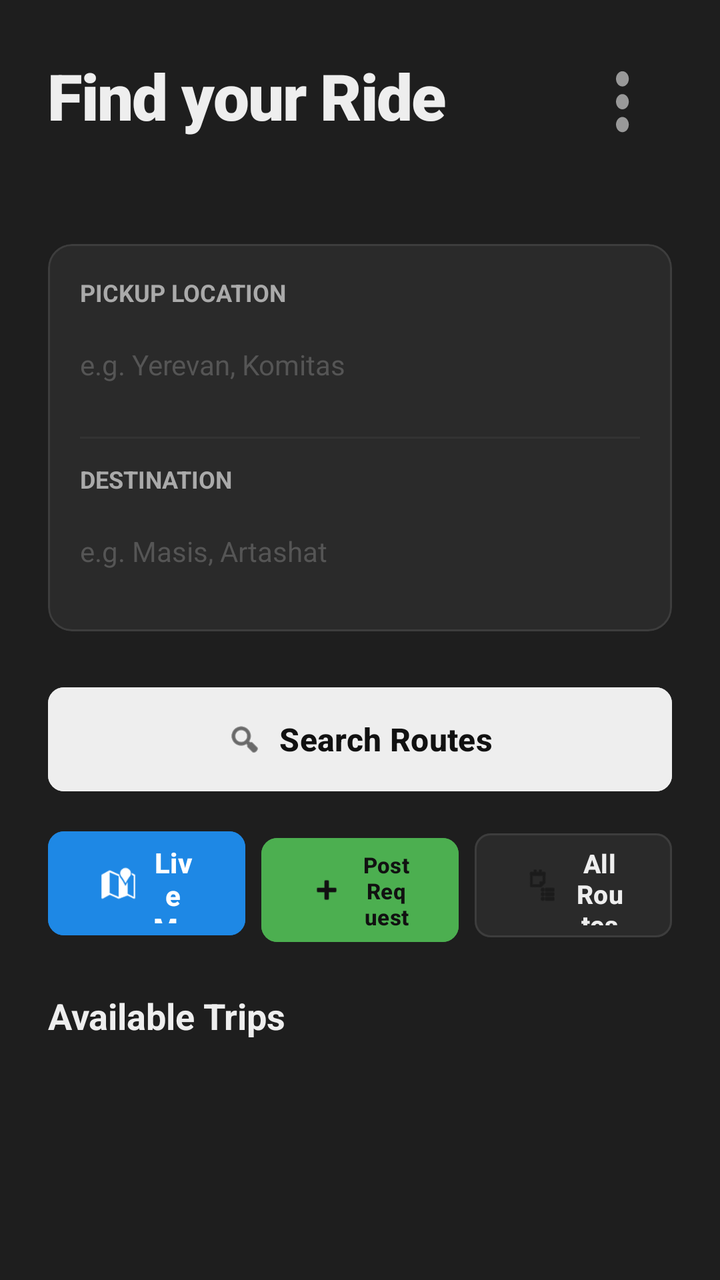
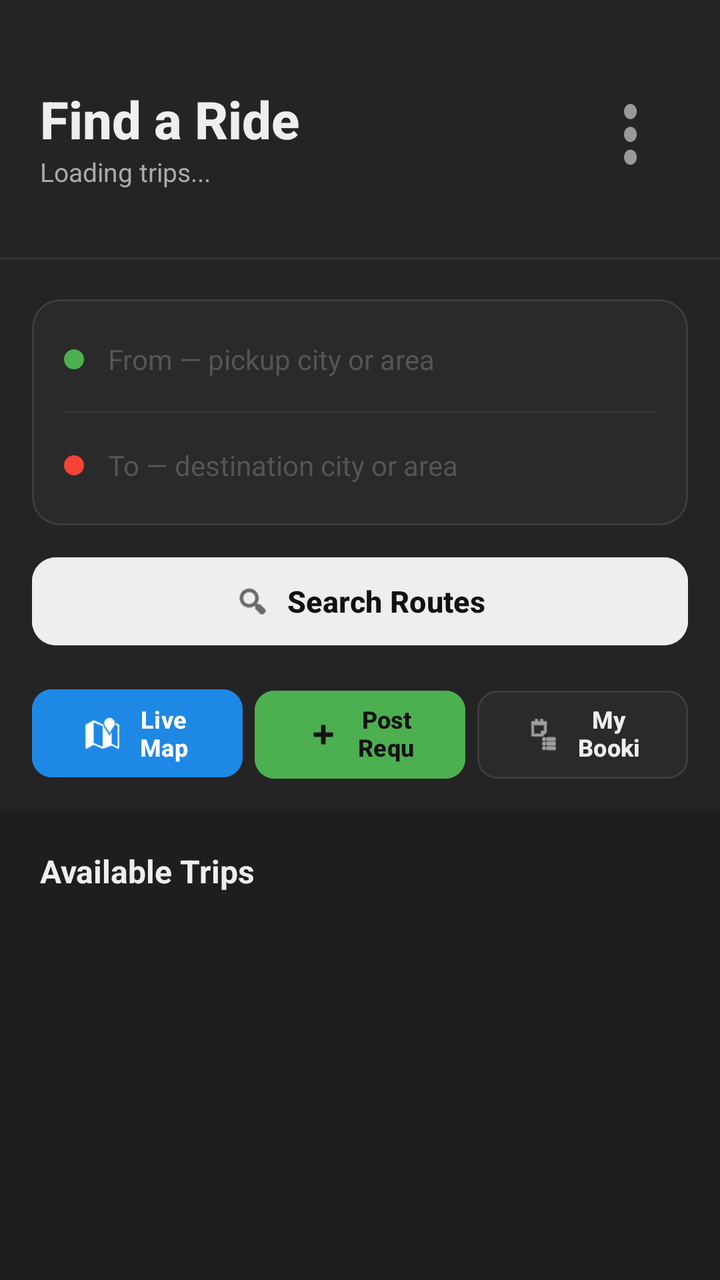

An Android layout rendered at two revisions. The XML below is the earlier revision; the diff shows what the commit changed to produce the second picture.
<!-- AndroidManifest.xml: application theme Theme.MyWay -->
<!-- res/layout/activity_passenger_home.xml -->
<?xml version="1.0" encoding="utf-8"?>
<LinearLayout xmlns:android="http://schemas.android.com/apk/res/android"
    xmlns:app="http://schemas.android.com/apk/res-auto"
    xmlns:tools="http://schemas.android.com/tools"
    android:layout_width="match_parent"
    android:layout_height="match_parent"
    android:orientation="vertical"
    android:padding="24dp"
    android:background="@color/colorBackground">

    <RelativeLayout
        android:layout_width="match_parent"
        android:layout_height="wrap_content"
        android:layout_marginBottom="50dp">

        <TextView
            android:layout_width="wrap_content"
            android:layout_height="wrap_content"
            android:layout_centerVertical="true"
            android:fontFamily="sans-serif-black"
            android:letterSpacing="-0.02"
            android:text="Find your Ride"
            android:textColor="@color/colorPrimaryText"
            android:textSize="32sp"
            android:textStyle="bold"/>

        <ImageButton
            android:id="@+id/btnMore"
            android:layout_width="48dp"
            android:layout_height="48dp"
            android:layout_alignParentEnd="true"
            android:layout_centerVertical="true"
            android:background="?attr/selectableItemBackgroundBorderless"
            android:contentDescription="More options"
            android:src="@drawable/ic_more_vert"/>

    </RelativeLayout>

    <com.google.android.material.card.MaterialCardView
        android:layout_width="match_parent"
        android:layout_height="wrap_content"
        app:cardCornerRadius="12dp"
        app:cardElevation="0dp"
        app:strokeColor="@color/colorCardBorder"
        app:strokeWidth="1dp"
        app:cardBackgroundColor="@color/colorCard"
        android:layout_marginBottom="24dp">

        <LinearLayout
            android:layout_width="match_parent"
            android:layout_height="wrap_content"
            android:orientation="vertical"
            android:padding="16dp">

            <TextView
                android:layout_width="wrap_content"
                android:layout_height="wrap_content"
                android:text="Pickup Location"
                android:textSize="12sp"
                android:textColor="@color/colorSecondaryText"
                android:textAllCaps="true"
                android:textStyle="bold"
                android:layout_marginBottom="4dp"/>

            <EditText
                android:id="@+id/etSearchFrom"
                android:layout_width="match_parent"
                android:layout_height="48dp"
                android:background="@null"
                android:hint="e.g. Yerevan, Komitas"
                android:textColorHint="@color/colorHintStrong"
                android:textColor="@color/colorPrimaryText"
                android:textSize="14sp"
                android:maxLines="1"
                android:inputType="textCapWords"
                android:layout_marginBottom="12dp"/>

            <View
                android:layout_width="match_parent"
                android:layout_height="1dp"
                android:background="@color/colorDivider"
                android:layout_marginBottom="12dp"/>

            <TextView
                android:layout_width="wrap_content"
                android:layout_height="wrap_content"
                android:text="Destination"
                android:textSize="12sp"
                android:textColor="@color/colorSecondaryText"
                android:textAllCaps="true"
                android:textStyle="bold"
                android:layout_marginBottom="4dp"/>

            <EditText
                android:id="@+id/etSearchTo"
                android:layout_width="match_parent"
                android:layout_height="48dp"
                android:background="@null"
                android:hint="e.g. Masis, Artashat"
                android:textColorHint="@color/colorHintStrong"
                android:textColor="@color/colorPrimaryText"
                android:textSize="14sp"
                android:maxLines="1"
                android:inputType="textCapWords"/>

        </LinearLayout>
    </com.google.android.material.card.MaterialCardView>

    <com.google.android.material.button.MaterialButton
        android:id="@+id/btnSearch"
        android:layout_width="match_parent"
        android:layout_height="60dp"
        android:text="Search Routes"
        android:textSize="16sp"
        android:textStyle="bold"
        android:textAllCaps="false"
        app:cornerRadius="8dp"
        app:icon="@android:drawable/ic_menu_search"
        app:iconGravity="textStart"
        app:iconTint="@color/colorButtonText"
        android:backgroundTint="@color/colorButton"
        android:textColor="@color/colorButtonText"
        android:layout_marginBottom="12dp"/>

    <LinearLayout
        android:layout_width="match_parent"
        android:layout_height="wrap_content"
        android:orientation="horizontal"
        android:layout_marginBottom="24dp">

        <com.google.android.material.button.MaterialButton
            android:id="@+id/btnOpenMap"
            android:layout_width="0dp"
            android:layout_height="60dp"
            android:layout_weight="1"
            android:layout_marginEnd="8dp"
            android:text="Live Map"
            android:textSize="14sp"
            android:textStyle="bold"
            android:textAllCaps="false"
            app:cornerRadius="8dp"
            app:icon="@android:drawable/ic_dialog_map"
            app:iconGravity="textStart"
            app:iconTint="#FFFFFF"
            android:backgroundTint="@color/colorMapButton"
            android:textColor="#FFFFFF"/>

        <com.google.android.material.button.MaterialButton
            android:id="@+id/btnPostRequest"
            android:layout_width="0dp"
            android:layout_height="60dp"
            android:layout_weight="1"
            android:layout_marginEnd="8dp"
            android:text="Post Request"
            android:textSize="11sp"
            android:textStyle="bold"
            android:textAllCaps="false"
            app:cornerRadius="8dp"
            app:icon="@android:drawable/ic_input_add"
            app:iconGravity="textStart"
            app:iconTint="#111111"
            android:backgroundTint="#4CAF50"
            android:textColor="#111111"/>

        <com.google.android.material.button.MaterialButton
            android:id="@+id/btnMyRequests"
            android:layout_width="0dp"
            android:layout_height="60dp"
            android:layout_weight="1"
            android:text="All Routes"
            android:textSize="13sp"
            android:textStyle="bold"
            android:textAllCaps="false"
            app:cornerRadius="8dp"
            app:icon="@android:drawable/ic_menu_agenda"
            app:iconGravity="textStart"
            app:iconTint="@color/colorButtonText"
            android:backgroundTint="@color/colorSurface"
            android:textColor="@color/colorPrimaryText"
            app:strokeColor="@color/colorCardBorder"
            app:strokeWidth="1dp"/>

    </LinearLayout>

    <TextView
        android:layout_width="wrap_content"
        android:layout_height="wrap_content"
        android:text="Available Trips"
        android:textSize="18sp"
        android:textStyle="bold"
        android:textColor="@color/colorPrimaryText"
        android:layout_marginBottom="12dp"/>

    <androidx.recyclerview.widget.RecyclerView
        android:id="@+id/recyclerViewTrips"
        android:layout_width="match_parent"
        android:layout_height="0dp"
        android:layout_weight="1"
        android:scrollbars="vertical"
        tools:listitem="@android:layout/simple_list_item_2"/>

</LinearLayout>
<!-- resources referenced by this layout -->
<resources>
  <color name="colorBackground">#1E1E1E</color>
  <color name="colorButton">#EEEEEE</color>
  <color name="colorButtonText">#111111</color>
  <color name="colorCard">#2A2A2A</color>
  <color name="colorCardBorder">#3D3D3D</color>
  <color name="colorDivider">#333333</color>
  <color name="colorHintStrong">#555555</color>
  <color name="colorMapButton">#1E88E5</color>
  <color name="colorPrimaryText">#EEEEEE</color>
  <color name="colorSecondaryText">#AAAAAA</color>
  <color name="colorSurface">#2A2A2A</color>
  <!-- drawable ic_more_vert (drawable) -->
  <vector xmlns:android="http://schemas.android.com/apk/res/android"
      android:width="40dp"
      android:height="40dp"
      android:viewportWidth="25"
      android:viewportHeight="21">
      <path
          android:fillColor="#999999"
          android:pathData="M12,8c1.1,0 2,-0.9 2,-2s-0.9,-2 -2,-2 -2,0.9 -2,2 0.9,2 2,2zM12,10c-1.1,0 -2,0.9 -2,2s0.9,2 2,2 2,-0.9 2,-2 -0.9,-2 -2,-2zM12,16c-1.1,0 -2,0.9 -2,2s0.9,2 2,2 2,-0.9 2,-2 -0.9,-2 -2,-2z"/>
  </vector>
  <style name="Theme.MyWay" parent="Theme.Material3.DayNight.NoActionBar">
      </style>
</resources>

<!-- the commit's change to res/layout/activity_passenger_home.xml (unified diff, before → after) -->
@@ -1,28 +1,45 @@
 <?xml version="1.0" encoding="utf-8"?>
-<LinearLayout xmlns:android="http://schemas.android.com/apk/res/android"
+<LinearLayout
+    xmlns:android="http://schemas.android.com/apk/res/android"
     xmlns:app="http://schemas.android.com/apk/res-auto"
-    xmlns:tools="http://schemas.android.com/tools"
     android:layout_width="match_parent"
     android:layout_height="match_parent"
     android:orientation="vertical"
-    android:padding="24dp"
     android:background="@color/colorBackground">
 
     <RelativeLayout
         android:layout_width="match_parent"
         android:layout_height="wrap_content"
-        android:layout_marginBottom="50dp">
-
-        <TextView
+        android:background="@color/colorTopBar"
+        android:paddingHorizontal="20dp"
+        android:paddingTop="48dp"
+        android:paddingBottom="20dp">
+
+        <LinearLayout
             android:layout_width="wrap_content"
             android:layout_height="wrap_content"
-            android:layout_centerVertical="true"
-            android:fontFamily="sans-serif-black"
-            android:letterSpacing="-0.02"
-            android:text="Find your Ride"
-            android:textColor="@color/colorPrimaryText"
-            android:textSize="32sp"
-            android:textStyle="bold"/>
+            android:orientation="vertical"
+            android:layout_centerVertical="true">
+
+            <TextView
+                android:layout_width="wrap_content"
+                android:layout_height="wrap_content"
+                android:text="Find a Ride"
+                android:textSize="26sp"
+                android:textStyle="bold"
+                android:textColor="@color/colorPrimaryText"
+                android:fontFamily="sans-serif-medium"
+                android:layout_marginTop="8dp"/>
+
+            <TextView
+                android:layout_width="wrap_content"
+                android:layout_height="wrap_content"
+                android:id="@+id/tvTripCount"
+                android:text="Loading trips..."
+                android:textSize="13sp"
+                android:textColor="@color/colorSecondaryText"/>
+
+        </LinearLayout>
 
         <ImageButton
             android:id="@+id/btnMore"
@@ -36,167 +53,229 @@
 
     </RelativeLayout>
 
-    <com.google.android.material.card.MaterialCardView
+    <View
         android:layout_width="match_parent"
-        android:layout_height="wrap_content"
-        app:cardCornerRadius="12dp"
-        app:cardElevation="0dp"
-        app:strokeColor="@color/colorCardBorder"
-        app:strokeWidth="1dp"
-        app:cardBackgroundColor="@color/colorCard"
-        android:layout_marginBottom="24dp">
+        android:layout_height="1dp"
+        android:background="@color/colorTopBarDivider"/>
+
+    <androidx.core.widget.NestedScrollView
+        android:layout_width="match_parent"
+        android:layout_height="match_parent">
 
         <LinearLayout
             android:layout_width="match_parent"
             android:layout_height="wrap_content"
-            android:orientation="vertical"
-            android:padding="16dp">
-
-            <TextView
+            android:orientation="vertical">
+
+            <LinearLayout
+                android:layout_width="match_parent"
+                android:layout_height="wrap_content"
+                android:orientation="vertical"
+                android:paddingHorizontal="16dp"
+                android:paddingTop="20dp"
+                android:paddingBottom="12dp"
+                android:background="@color/colorTopBar">
+
+                <com.google.android.material.card.MaterialCardView
+                    android:layout_width="match_parent"
+                    android:layout_height="wrap_content"
+                    android:layout_marginBottom="12dp"
+                    app:cardCornerRadius="14dp"
+                    app:cardElevation="0dp"
+                    app:strokeColor="@color/colorCardBorder"
+                    app:strokeWidth="1dp"
+                    app:cardBackgroundColor="@color/colorCard">
+
+                    <LinearLayout
+                        android:layout_width="match_parent"
+                        android:layout_height="wrap_content"
+                        android:orientation="vertical"
+                        android:padding="4dp">
+
+                        <LinearLayout
+                            android:layout_width="match_parent"
+                            android:layout_height="52dp"
+                            android:orientation="horizontal"
+                            android:gravity="center_vertical"
+                            android:paddingHorizontal="12dp">
+
+                            <View
+                                android:layout_width="10dp"
+                                android:layout_height="10dp"
+                                android:background="@drawable/circle_green"
+                                android:layout_marginEnd="12dp"/>
+
+                            <EditText
+                                android:id="@+id/etSearchFrom"
+                                android:layout_width="0dp"
+                                android:layout_height="match_parent"
+                                android:layout_weight="1"
+                                android:background="@null"
+                                android:hint="From — pickup city or area"
+                                android:textColorHint="@color/colorHintStrong"
+                                android:textColor="@color/colorPrimaryText"
+                                android:textSize="14sp"
+                                android:maxLines="1"
+                                android:inputType="textCapWords"/>
+
+                        </LinearLayout>
+
+                        <View
+                            android:layout_width="match_parent"
+                            android:layout_height="1dp"
+                            android:background="@color/colorDivider"
+                            android:layout_marginHorizontal="12dp"/>
+
+                        <LinearLayout
+                            android:layout_width="match_parent"
+                            android:layout_height="52dp"
+                            android:orientation="horizontal"
+                            android:gravity="center_vertical"
+                            android:paddingHorizontal="12dp">
+
+                            <View
+                                android:layout_width="10dp"
+                                android:layout_height="10dp"
+                                android:background="@drawable/circle_red"
+                                android:layout_marginEnd="12dp"/>
+
+                            <EditText
+                                android:id="@+id/etSearchTo"
+                                android:layout_width="0dp"
+                                android:layout_height="match_parent"
+                                android:layout_weight="1"
+                                android:background="@null"
+                                android:hint="To — destination city or area"
+                                android:textColorHint="@color/colorHintStrong"
+                                android:textColor="@color/colorPrimaryText"
+                                android:textSize="14sp"
+                                android:maxLines="1"
+                                android:inputType="textCapWords"/>
+
+                        </LinearLayout>
+
+                    </LinearLayout>
+
+                </com.google.android.material.card.MaterialCardView>
+
+                <com.google.android.material.button.MaterialButton
+                    android:id="@+id/btnSearch"
+                    android:layout_width="match_parent"
+                    android:layout_height="52dp"
+                    android:text="Search Routes"
+                    android:textSize="15sp"
+                    android:textStyle="bold"
+                    android:textAllCaps="false"
+                    app:cornerRadius="12dp"
+                    app:icon="@android:drawable/ic_menu_search"
+                    app:iconGravity="textStart"
+                    app:iconTint="@color/colorButtonText"
+                    android:backgroundTint="@color/colorButton"
+                    android:textColor="@color/colorButtonText"
+                    android:layout_marginBottom="14dp"/>
+
+                <LinearLayout
+                    android:layout_width="match_parent"
+                    android:layout_height="wrap_content"
+                    android:orientation="horizontal">
+
+                    <com.google.android.material.button.MaterialButton
+                        android:id="@+id/btnOpenMap"
+                        android:layout_width="0dp"
+                        android:layout_height="52dp"
+                        android:layout_weight="1"
+                        android:layout_marginEnd="6dp"
+                        android:text="Live Map"
+                        android:textSize="12sp"
+                        android:textStyle="bold"
+                        android:textAllCaps="false"
+                        app:cornerRadius="10dp"
+                        app:icon="@android:drawable/ic_dialog_map"
+                        app:iconGravity="textStart"
+                        app:iconTint="#FFFFFF"
+                        android:backgroundTint="@color/colorMapButton"
+                        android:textColor="#FFFFFF"/>
+
+                    <com.google.android.material.button.MaterialButton
+                        android:id="@+id/btnPostRequest"
+                        android:layout_width="0dp"
+                        android:layout_height="52dp"
+                        android:layout_weight="1"
+                        android:layout_marginEnd="6dp"
+                        android:text="Post Request"
+                        android:textSize="12sp"
+                        android:textStyle="bold"
+                        android:textAllCaps="false"
+                        app:cornerRadius="10dp"
+                        app:icon="@android:drawable/ic_input_add"
+                        app:iconGravity="textStart"
+                        app:iconTint="#111111"
+                        android:backgroundTint="#4CAF50"
+                        android:textColor="#111111"/>
+
+                    <com.google.android.material.button.MaterialButton
+                        android:id="@+id/btnMyBookings"
+                        android:layout_width="0dp"
+                        android:layout_height="52dp"
+                        android:layout_weight="1"
+                        android:text="My Bookings"
+                        android:textSize="12sp"
+                        android:textStyle="bold"
+                        android:textAllCaps="false"
+                        app:cornerRadius="10dp"
+                        app:icon="@android:drawable/ic_menu_agenda"
+                        app:iconGravity="textStart"
+                        app:iconTint="@color/colorPrimaryText"
+                        android:backgroundTint="@color/colorSurface"
+                        android:textColor="@color/colorPrimaryText"
+                        app:strokeColor="@color/colorCardBorder"
+                        app:strokeWidth="1dp"/>
+
+                </LinearLayout>
+
+            </LinearLayout>
+
+            <TextView
+                android:id="@+id/tvSectionTitle"
                 android:layout_width="wrap_content"
                 android:layout_height="wrap_content"
-                android:text="Pickup Location"
-                android:textSize="12sp"
+                android:text="Available Trips"
+                android:textSize="16sp"
+                android:textStyle="bold"
+                android:textColor="@color/colorPrimaryText"
+                android:paddingHorizontal="20dp"
+                android:paddingTop="20dp"
+                android:paddingBottom="4dp"/>
+
+            <TextView
+                android:id="@+id/tvEmptyTrips"
+                android:layout_width="match_parent"
+                android:layout_height="wrap_content"
+                android:text="No trips found for this route."
                 android:textColor="@color/colorSecondaryText"
-                android:textAllCaps="true"
-                android:textStyle="bold"
-                android:layout_marginBottom="4dp"/>
-
-            <EditText
-                android:id="@+id/etSearchFrom"
+                android:textSize="14sp"
+                android:gravity="center"
+                android:padding="48dp"
+                android:visibility="gone"/>
+
+            <ProgressBar
+                android:id="@+id/progressTrips"
+                android:layout_width="48dp"
+                android:layout_height="48dp"
+                android:layout_gravity="center_horizontal"
+                android:layout_marginTop="48dp"
+                android:indeterminateTint="@color/colorButton"
+                android:visibility="gone"/>
+
+            <androidx.recyclerview.widget.RecyclerView
+                android:id="@+id/recyclerViewTrips"
                 android:layout_width="match_parent"
-                android:layout_height="48dp"
-                android:background="@null"
-                android:hint="e.g. Yerevan, Komitas"
-                android:textColorHint="@color/colorHintStrong"
-                android:textColor="@color/colorPrimaryText"
-                android:textSize="14sp"
-                android:maxLines="1"
-                android:inputType="textCapWords"
-                android:layout_marginBottom="12dp"/>
-
-            <View
-                android:layout_width="match_parent"
-                android:layout_height="1dp"
-                android:background="@color/colorDivider"
-                android:layout_marginBottom="12dp"/>
-
-            <TextView
-                android:layout_width="wrap_content"
-                android:layout_height="wrap_content"
-                android:text="Destination"
-                android:textSize="12sp"
-                android:textColor="@color/colorSecondaryText"
-                android:textAllCaps="true"
-                android:textStyle="bold"
-                android:layout_marginBottom="4dp"/>
-
-            <EditText
-                android:id="@+id/etSearchTo"
-                android:layout_width="match_parent"
-                android:layout_height="48dp"
-                android:background="@null"
-                android:hint="e.g. Masis, Artashat"
-                android:textColorHint="@color/colorHintStrong"
-                android:textColor="@color/colorPrimaryText"
-                android:textSize="14sp"
-                android:maxLines="1"
-                android:inputType="textCapWords"/>
+                android:layout_height="wrap_content"
+                android:paddingBottom="24dp"
+                android:nestedScrollingEnabled="false"/>
 
         </LinearLayout>
-    </com.google.android.material.card.MaterialCardView>
-
-    <com.google.android.material.button.MaterialButton
-        android:id="@+id/btnSearch"
-        android:layout_width="match_parent"
-        android:layout_height="60dp"
-        android:text="Search Routes"
-        android:textSize="16sp"
-        android:textStyle="bold"
-        android:textAllCaps="false"
-        app:cornerRadius="8dp"
-        app:icon="@android:drawable/ic_menu_search"
-        app:iconGravity="textStart"
-        app:iconTint="@color/colorButtonText"
-        android:backgroundTint="@color/colorButton"
-        android:textColor="@color/colorButtonText"
-        android:layout_marginBottom="12dp"/>
-
-    <LinearLayout
-        android:layout_width="match_parent"
-        android:layout_height="wrap_content"
-        android:orientation="horizontal"
-        android:layout_marginBottom="24dp">
-
-        <com.google.android.material.button.MaterialButton
-            android:id="@+id/btnOpenMap"
-            android:layout_width="0dp"
-            android:layout_height="60dp"
-            android:layout_weight="1"
-            android:layout_marginEnd="8dp"
-            android:text="Live Map"
-            android:textSize="14sp"
-            android:textStyle="bold"
-            android:textAllCaps="false"
-            app:cornerRadius="8dp"
-            app:icon="@android:drawable/ic_dialog_map"
-            app:iconGravity="textStart"
-            app:iconTint="#FFFFFF"
-            android:backgroundTint="@color/colorMapButton"
-            android:textColor="#FFFFFF"/>
-
-        <com.google.android.material.button.MaterialButton
-            android:id="@+id/btnPostRequest"
-            android:layout_width="0dp"
-            android:layout_height="60dp"
-            android:layout_weight="1"
-            android:layout_marginEnd="8dp"
-            android:text="Post Request"
-            android:textSize="11sp"
-            android:textStyle="bold"
-            android:textAllCaps="false"
-            app:cornerRadius="8dp"
-            app:icon="@android:drawable/ic_input_add"
-            app:iconGravity="textStart"
-            app:iconTint="#111111"
-            android:backgroundTint="#4CAF50"
-            android:textColor="#111111"/>
-
-        <com.google.android.material.button.MaterialButton
-            android:id="@+id/btnMyRequests"
-            android:layout_width="0dp"
-            android:layout_height="60dp"
-            android:layout_weight="1"
-            android:text="All Routes"
-            android:textSize="13sp"
-            android:textStyle="bold"
-            android:textAllCaps="false"
-            app:cornerRadius="8dp"
-            app:icon="@android:drawable/ic_menu_agenda"
-            app:iconGravity="textStart"
-            app:iconTint="@color/colorButtonText"
-            android:backgroundTint="@color/colorSurface"
-            android:textColor="@color/colorPrimaryText"
-            app:strokeColor="@color/colorCardBorder"
-            app:strokeWidth="1dp"/>
-
-    </LinearLayout>
-
-    <TextView
-        android:layout_width="wrap_content"
-        android:layout_height="wrap_content"
-        android:text="Available Trips"
-        android:textSize="18sp"
-        android:textStyle="bold"
-        android:textColor="@color/colorPrimaryText"
-        android:layout_marginBottom="12dp"/>
-
-    <androidx.recyclerview.widget.RecyclerView
-        android:id="@+id/recyclerViewTrips"
-        android:layout_width="match_parent"
-        android:layout_height="0dp"
-        android:layout_weight="1"
-        android:scrollbars="vertical"
-        tools:listitem="@android:layout/simple_list_item_2"/>
+
+    </androidx.core.widget.NestedScrollView>
 
 </LinearLayout>
<!-- resource entries referenced after the edit -->
@@ -11,6 +11,20 @@
   <color name="colorPrimaryText">#EEEEEE</color>
   <color name="colorSecondaryText">#AAAAAA</color>
   <color name="colorSurface">#2A2A2A</color>
+  <color name="colorTopBar">#242424</color>
+  <color name="colorTopBarDivider">#333333</color>
+  <!-- drawable circle_green (drawable) -->
+  <?xml version="1.0" encoding="utf-8"?>
+  <shape xmlns:android="http://schemas.android.com/apk/res/android"
+      android:shape="oval">
+      <solid android:color="#4CAF50"/>
+  </shape>
+  <!-- drawable circle_red (drawable) -->
+  <?xml version="1.0" encoding="utf-8"?>
+  <shape xmlns:android="http://schemas.android.com/apk/res/android"
+      android:shape="oval">
+      <solid android:color="#F44336"/>
+  </shape>
   <!-- drawable ic_more_vert (drawable) -->
   <vector xmlns:android="http://schemas.android.com/apk/res/android"
       android:width="40dp"
